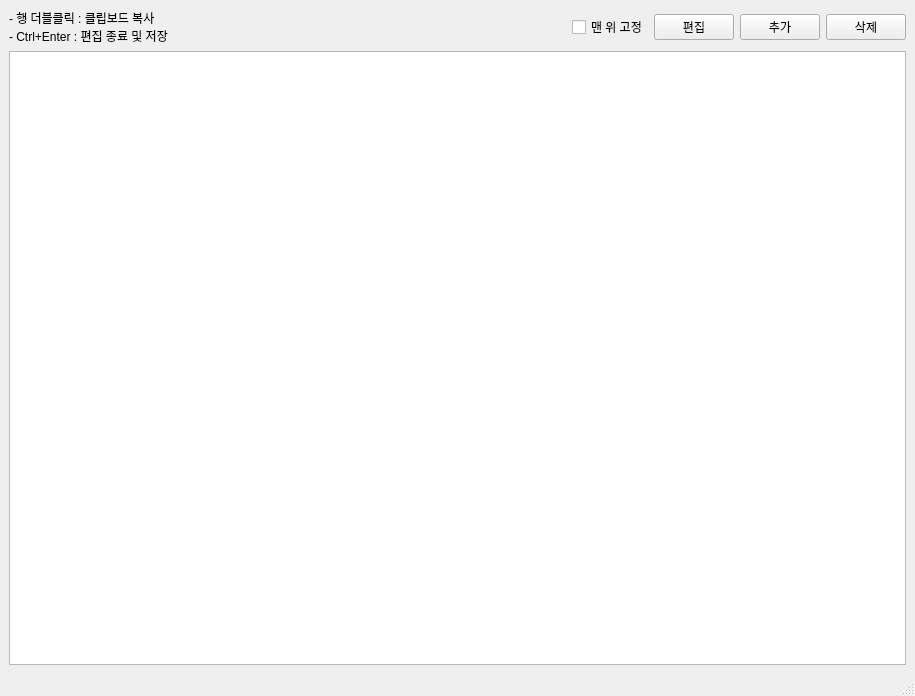
This is view.ui in redzisu/memo-py as Qt 5 draws it before an edit. The edited form follows.
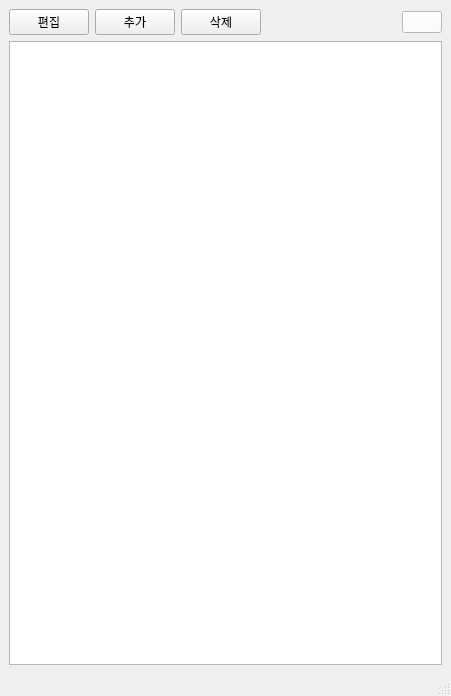
This is the edited form.

Commit message: Feat: 창 위로 고정 아이콘 변경

```diff
--- a/view.ui
+++ b/view.ui
@@ -6,7 +6,7 @@
    <rect>
     <x>0</x>
     <y>0</y>
-    <width>915</width>
+    <width>451</width>
     <height>696</height>
    </rect>
   </property>
@@ -38,34 +38,6 @@
    <layout class="QVBoxLayout" name="verticalLayout">
     <item>
      <layout class="QHBoxLayout" name="horizontalLayout_2">
-      <item>
-       <widget class="QLabel" name="label">
-        <property name="text">
-         <string>- 행 더블클릭 : 클립보드 복사
-- Ctrl+Enter : 편집 종료 및 저장</string>
-        </property>
-       </widget>
-      </item>
-      <item>
-       <spacer name="horizontalSpacer">
-        <property name="orientation">
-         <enum>Qt::Orientation::Horizontal</enum>
-        </property>
-        <property name="sizeHint" stdset="0">
-         <size>
-          <width>40</width>
-          <height>20</height>
-         </size>
-        </property>
-       </spacer>
-      </item>
-      <item>
-       <widget class="QCheckBox" name="chk_top">
-        <property name="text">
-         <string>맨 위 고정</string>
-        </property>
-       </widget>
-      </item>
       <item>
        <layout class="QHBoxLayout" name="horizontalLayout">
         <property name="sizeConstraint">
@@ -98,6 +70,29 @@
           </property>
          </widget>
         </item>
+        <item>
+         <spacer name="horizontalSpacer">
+          <property name="orientation">
+           <enum>Qt::Orientation::Horizontal</enum>
+          </property>
+          <property name="sizeHint" stdset="0">
+           <size>
+            <width>40</width>
+            <height>20</height>
+           </size>
+          </property>
+         </spacer>
+        </item>
+        <item>
+         <widget class="QPushButton" name="btn_topWindow">
+          <property name="styleSheet">
+           <string notr="true">background-color: rgb(255, 255, 255);</string>
+          </property>
+          <property name="text">
+           <string/>
+          </property>
+         </widget>
+        </item>
        </layout>
       </item>
      </layout>
```
Left out of the diff: 2 changed lines with no effect on the pictures. The commit also changes 9 other files.
